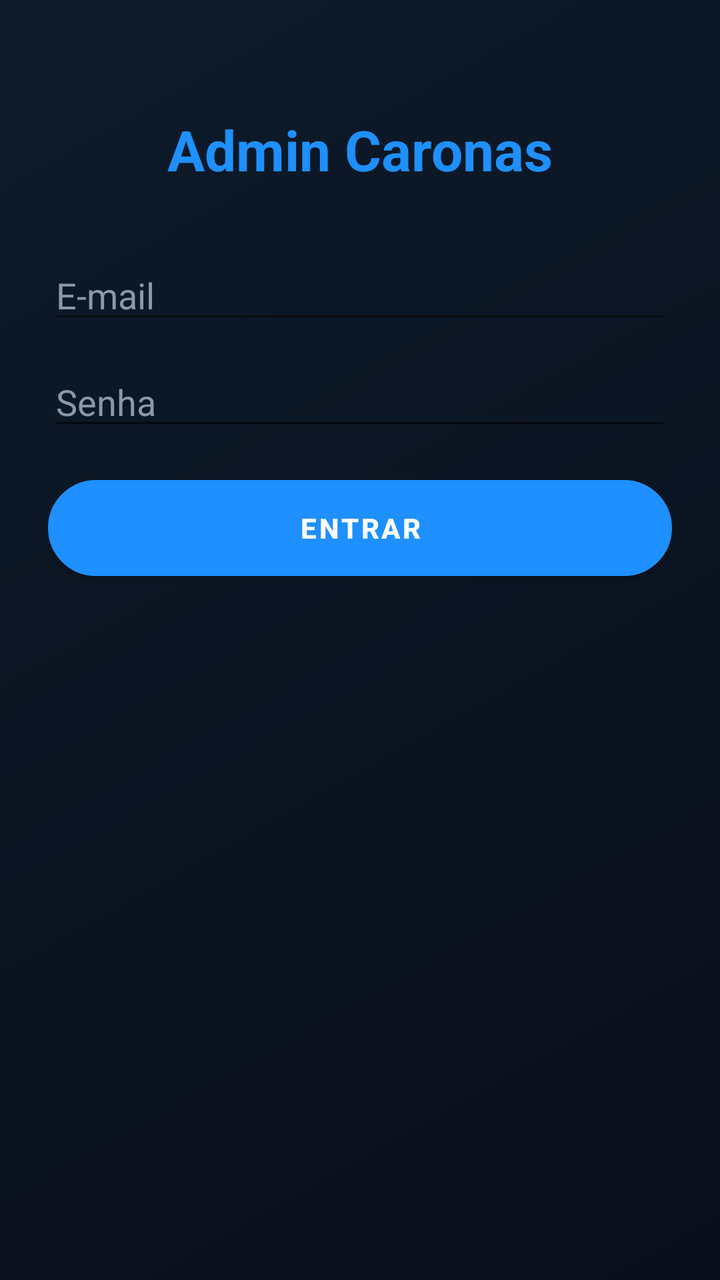
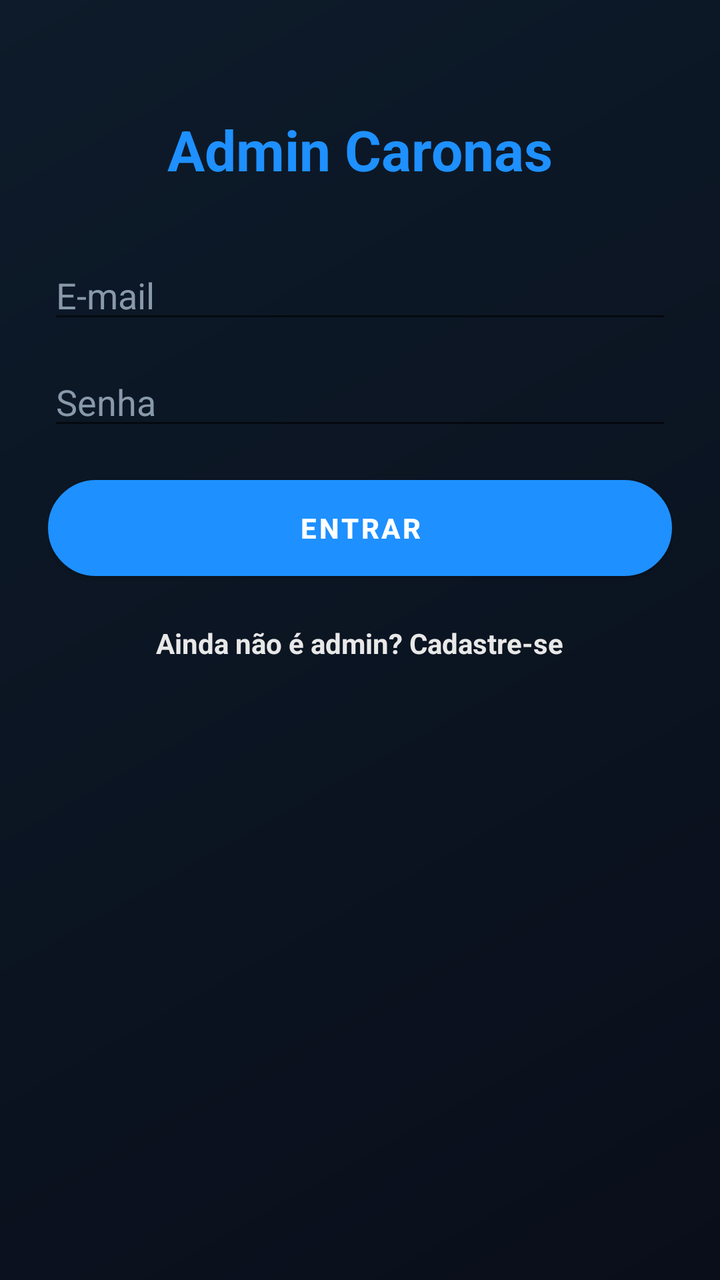

An Android layout rendered at two revisions. The XML below is the earlier revision; the diff shows what the commit changed to produce the second picture.
<!-- AndroidManifest.xml: application theme Theme.Caronas -->
<!-- res/layout/activity_login_admin_caronas.xml -->
<?xml version="1.0" encoding="utf-8"?>
<ScrollView xmlns:android="http://schemas.android.com/apk/res/android"
    android:id="@+id/scrollRoot"
    android:layout_width="match_parent"
    android:layout_height="match_parent"
    android:clipToPadding="false"
    android:background="@drawable/bg_fundo_caronas">

    <LinearLayout
        android:layout_width="match_parent"
        android:layout_height="wrap_content"
        android:orientation="vertical"
        android:gravity="center_horizontal"
        android:padding="24dp"
        android:minHeight="400dp">

        <TextView
            android:layout_width="wrap_content"
            android:layout_height="wrap_content"
            android:text="@string/admin_login_titulo"
            android:textColor="#1E90FF"
            android:textSize="28sp"
            android:textStyle="bold"
            android:layout_marginTop="32dp"
            android:layout_marginBottom="32dp" />

        <EditText
            android:id="@+id/etEmail"
            android:layout_width="match_parent"
            android:layout_height="wrap_content"
            android:hint="@string/login_email"
            android:textColor="#FFFFFF"
            android:textColorHint="#8899AA"
            android:inputType="textEmailAddress"
            android:layout_marginBottom="12dp" />

        <EditText
            android:id="@+id/etSenha"
            android:layout_width="match_parent"
            android:layout_height="wrap_content"
            android:hint="@string/login_senha"
            android:textColor="#FFFFFF"
            android:textColorHint="#8899AA"
            android:inputType="textPassword"
            android:layout_marginBottom="20dp" />

        <Button
            android:id="@+id/btnEntrar"
            android:layout_width="match_parent"
            android:layout_height="wrap_content"
            android:text="@string/login_botao_entrar"
            android:textColor="#FFFFFF"
            android:textStyle="bold"
            android:background="@drawable/botao_azul_neon" />

        <ProgressBar
            android:id="@+id/progressBar"
            android:layout_width="wrap_content"
            android:layout_height="wrap_content"
            android:visibility="gone"
            android:layout_marginTop="16dp" />

    </LinearLayout>
</ScrollView>
<!-- resources referenced by this layout -->
<resources>
  <!-- drawable bg_fundo_caronas (drawable) -->
  <?xml version="1.0" encoding="utf-8"?>
  <shape xmlns:android="http://schemas.android.com/apk/res/android">
      <gradient
          android:startColor="#0A0E1A"
          android:endColor="#0D1B2A"
          android:angle="135" />
  </shape>
  <!-- drawable botao_azul_neon (drawable) -->
  <?xml version="1.0" encoding="utf-8"?>
  <shape xmlns:android="http://schemas.android.com/apk/res/android">
      <solid android:color="#1E90FF" />
      <corners android:radius="25dp" />
      <stroke android:width="2dp" android:color="#66C7FF" />
      <padding android:left="16dp" android:right="16dp" android:top="12dp" android:bottom="12dp" />
  </shape>
  <string name="admin_login_titulo">Admin Caronas</string>
  <string name="login_botao_entrar">Entrar</string>
  <string name="login_email">E-mail</string>
  <string name="login_senha">Senha</string>
  <style name="Theme.Caronas" parent="Theme.MaterialComponents.DayNight.NoActionBar">
          <item name="colorPrimary">@color/azul_neon</item>
          <item name="colorPrimaryVariant">@color/azul_neon_escuro</item>
          <item name="colorOnPrimary">@color/white</item>
          <item name="colorSecondary">@color/azul_neon</item>
          <item name="colorSecondaryVariant">@color/azul_neon_escuro</item>
          <item name="colorOnSecondary">@color/white</item>
          <item name="android:statusBarColor">@color/fundo_escuro</item>
          <item name="android:windowBackground">@color/fundo_escuro</item>
      </style>
  <color name="azul_neon">#1E90FF</color>
  <color name="azul_neon_escuro">#0D47A1</color>
  <color name="white">#FFFFFFFF</color>
  <color name="fundo_escuro">#0A0E1A</color>
</resources>

<!-- the commit's change to res/layout/activity_login_admin_caronas.xml (unified diff, before → after) -->
@@ -60,5 +60,17 @@
             android:visibility="gone"
             android:layout_marginTop="16dp" />
 
+        <TextView
+            android:id="@+id/tvCadastrarAdmin"
+            android:layout_width="wrap_content"
+            android:layout_height="wrap_content"
+            android:text="@string/admin_login_criar_conta"
+            android:textColor="#E8E8E8"
+            android:textStyle="bold"
+            android:padding="8dp"
+            android:layout_marginTop="16dp"
+            android:clickable="true"
+            android:focusable="true" />
+
     </LinearLayout>
 </ScrollView>
<!-- resource entries referenced after the edit -->
@@ -16,6 +16,7 @@
       <stroke android:width="2dp" android:color="#66C7FF" />
       <padding android:left="16dp" android:right="16dp" android:top="12dp" android:bottom="12dp" />
   </shape>
+  <string name="admin_login_criar_conta">Ainda não é admin? Cadastre-se</string>
   <string name="admin_login_titulo">Admin Caronas</string>
   <string name="login_botao_entrar">Entrar</string>
   <string name="login_email">E-mail</string>
